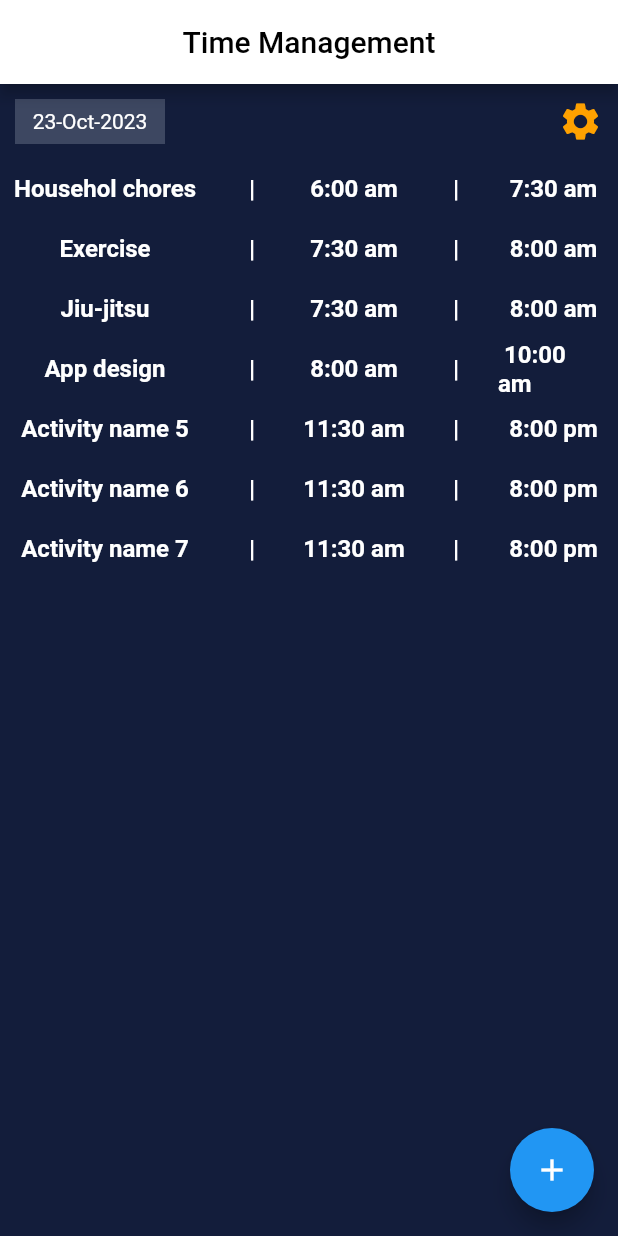
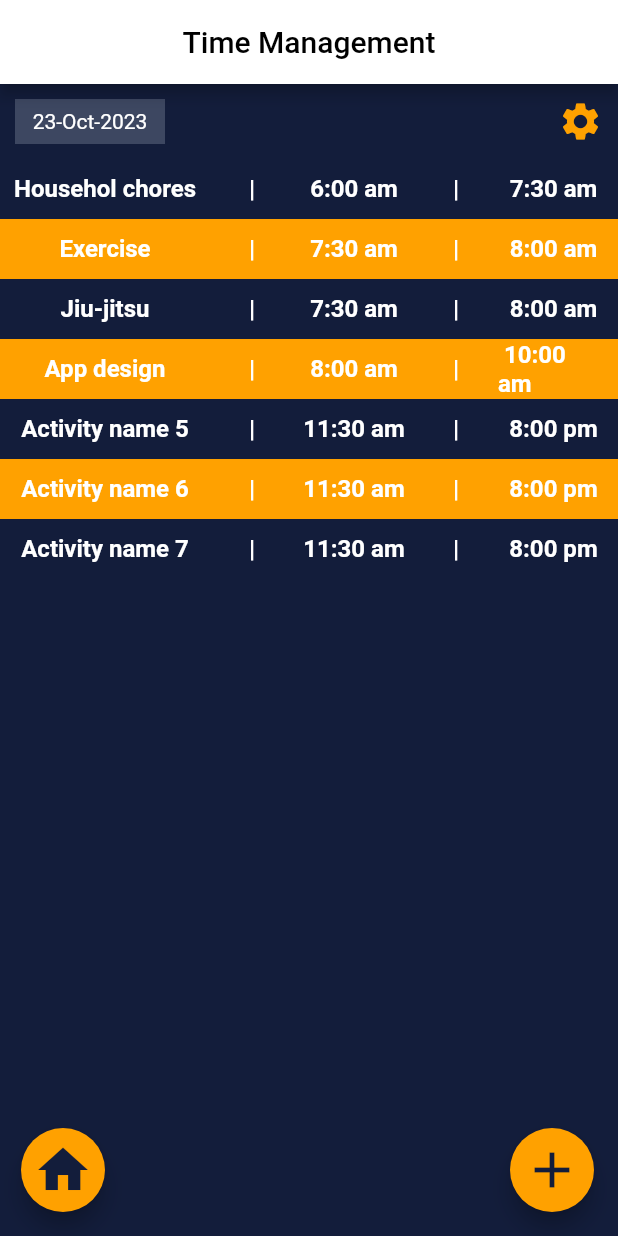
Before and after one commit to ktk312/scheduling, a Flutter app: the screen it shows after launch, on a phone screen of 412 x 824 dp. Run offline on Flutter 3.47's test engine with Material 2 defaults, Android fonts, the phone set to English and light mode, and no system bars; our stand-ins replace flutter_riverpod.

Commit message:
color change

```diff
--- a/lib/Tab2/pages/home.dart
+++ b/lib/Tab2/pages/home.dart
@@ -15,10 +15,6 @@ class Home extends ConsumerWidget {
     final provider = widgetRef.watch(activitiesProvider);
     List<Activity> activityList =
         provider.activities!.values.toList() as List<Activity>;
-    // final activityModel = state.;
-
-    // print(state);
-    // print(state.length);
 
     return Directionality(
       textDirection: TextDirection.ltr,
@@ -63,7 +59,10 @@ class Home extends ConsumerWidget {
               itemBuilder: (context, index) {
                 final activity = activityList[index];
 
-                return Row(
+                return Container(
+                  color:
+                      index % 2 == 0 ? null : Color.fromARGB(255, 255, 161, 0),
+                  child: Row(
                     mainAxisAlignment: MainAxisAlignment.spaceBetween,
                     children: [
                       Container(
@@ -106,6 +105,7 @@ class Home extends ConsumerWidget {
                         ),
                       )
                     ],
+                  ),
                 );
 
                 // return ListTile(
@@ -122,11 +122,35 @@ class Home extends ConsumerWidget {
             ),
           ],
         ),
-        floatingActionButton: FloatingActionButton(
+        floatingActionButton: Container(
+          width: MediaQuery.of(context).size.width - 30,
+          child: Row(
+            mainAxisAlignment: MainAxisAlignment.spaceBetween,
+            children: [
+              FloatingActionButton(
+                backgroundColor: Color.fromARGB(255, 255, 161, 0),
                 onPressed: () {
                   // Add a new activity to the state.
                 },
-          child: Icon(Icons.add),
+                child: Icon(
+                  Icons.home,
+                  size: 40,
+                  color: Color.fromARGB(255, 19, 29, 59),
+                ),
+              ),
+              FloatingActionButton(
+                backgroundColor: Color.fromARGB(255, 255, 161, 0),
+                onPressed: () {
+                  // Add a new activity to the state.
+                },
+                child: Icon(
+                  Icons.add,
+                  size: 40,
+                  color: Color.fromARGB(255, 19, 29, 59),
+                ),
+              ),
+            ],
+          ),
         ),
       ),
     );
```
Also changed, not shown: lib/Tab2/pages/activity_list.dart (deleted). Lines whose indentation alone changed are shown as unchanged.
